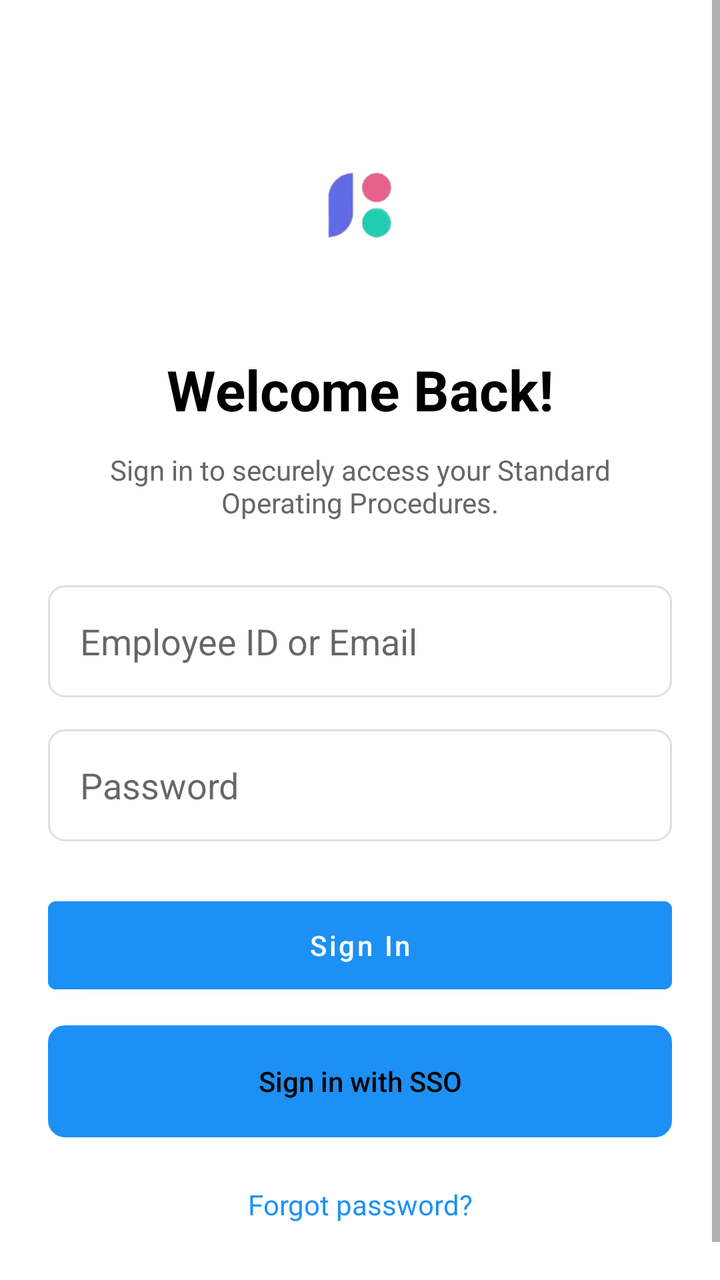
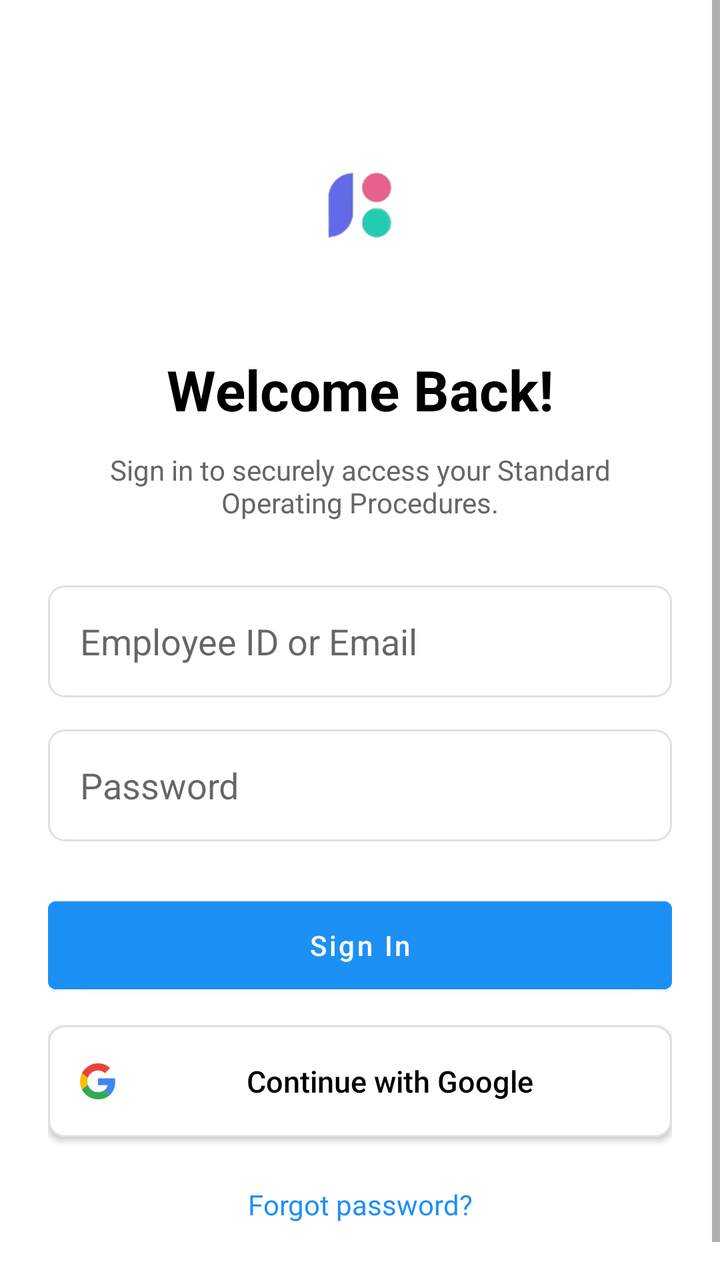

Compare the two renders of this Android layout. The source of the first and the diff that turns it into the second are given below.
<!-- AndroidManifest.xml: application theme Theme.KnowledgeBaseSOPViewer -->
<!-- res/layout/activity_login.xml -->
<?xml version="1.0" encoding="utf-8"?>
<ScrollView xmlns:android="http://schemas.android.com/apk/res/android"
    xmlns:app="http://schemas.android.com/apk/res-auto"
    android:layout_width="match_parent"
    android:layout_height="match_parent"
    android:background="@color/white"
    android:fillViewport="true">

    <androidx.constraintlayout.widget.ConstraintLayout
        android:layout_width="match_parent"
        android:layout_height="wrap_content"
        android:padding="24dp">

        <ImageView
            android:id="@+id/logoSmall"
            android:layout_width="80dp"
            android:layout_height="80dp"
            android:layout_marginTop="48dp"
            android:src="@drawable/app_logo"
            app:layout_constraintEnd_toEndOf="parent"
            app:layout_constraintStart_toStartOf="parent"
            app:layout_constraintTop_toTopOf="parent" />

        <TextView
            android:id="@+id/welcomeBackTitle"
            android:layout_width="wrap_content"
            android:layout_height="wrap_content"
            android:layout_marginTop="24dp"
            android:text="Welcome Back!"
            android:textColor="@android:color/black"
            android:textSize="28sp"
            android:textStyle="bold"
            app:layout_constraintEnd_toEndOf="parent"
            app:layout_constraintStart_toStartOf="parent"
            app:layout_constraintTop_toBottomOf="@id/logoSmall" />

        <TextView
            android:id="@+id/loginSubtitle"
            android:layout_width="0dp"
            android:layout_height="wrap_content"
            android:layout_marginTop="12dp"
            android:gravity="center"
            android:text="Sign in to securely access your Standard Operating Procedures."
            android:textColor="@color/gray_text"
            android:textSize="14sp"
            app:layout_constraintEnd_toEndOf="parent"
            app:layout_constraintStart_toStartOf="parent"
            app:layout_constraintTop_toBottomOf="@id/welcomeBackTitle" />

        <EditText
            android:id="@+id/emailInput"
            android:layout_width="match_parent"
            android:layout_height="56dp"
            android:layout_marginTop="32dp"
            android:background="@drawable/edit_text_bg"
            android:hint="Employee ID or Email"
            android:inputType="textEmailAddress"
            android:paddingHorizontal="16dp"
            app:layout_constraintTop_toBottomOf="@id/loginSubtitle" />

        <EditText
            android:id="@+id/passwordInput"
            android:layout_width="match_parent"
            android:layout_height="56dp"
            android:layout_marginTop="16dp"
            android:background="@drawable/edit_text_bg"
            android:hint="Password"
            android:inputType="textPassword"
            android:paddingHorizontal="16dp"
            app:layout_constraintTop_toBottomOf="@id/emailInput" />

        <Button
            android:id="@+id/signInButton"
            android:layout_width="match_parent"
            android:layout_height="56dp"
            android:layout_marginTop="24dp"
            android:backgroundTint="@color/brand_blue"
            android:text="Sign In"
            android:textAllCaps="false"
            android:textColor="@color/white"
            app:layout_constraintTop_toBottomOf="@id/passwordInput" />

        <Button
            android:id="@+id/ssoButton"
            style="@style/Widget.AppCompat.Button.Borderless"
            android:layout_width="match_parent"
            android:layout_height="56dp"
            android:layout_marginTop="12dp"
            android:background="@drawable/edit_text_bg"
            android:text="Sign in with SSO"
            android:textAllCaps="false"
            android:textColor="@android:color/black"
            app:layout_constraintTop_toBottomOf="@id/signInButton" />

        <TextView
            android:id="@+id/forgotPassword"
            android:layout_width="wrap_content"
            android:layout_height="wrap_content"
            android:layout_marginTop="24dp"
            android:layout_marginBottom="24dp"
            android:text="Forgot password?"
            android:textColor="@color/brand_blue"
            android:textSize="14sp"
            app:layout_constraintBottom_toBottomOf="parent"
            app:layout_constraintEnd_toEndOf="parent"
            app:layout_constraintStart_toStartOf="parent"
            app:layout_constraintTop_toBottomOf="@id/ssoButton" />

    </androidx.constraintlayout.widget.ConstraintLayout>
</ScrollView>
<!-- resources referenced by this layout -->
<resources>
  <color name="brand_blue">#1D90F5</color>
  <color name="gray_text">#666666</color>
  <color name="white">#FFFFFF</color>
  <!-- drawable app_logo: png bitmap (drawable, 8364 bytes) -->
  <!-- drawable edit_text_bg (drawable) -->
  <?xml version="1.0" encoding="utf-8"?>
  <shape xmlns:android="http://schemas.android.com/apk/res/android">
      <solid android:color="@color/white" />
      <stroke android:width="1dp" android:color="@color/input_border" />
      <corners android:radius="8dp" />
  </shape>
  <style name="Theme.KnowledgeBaseSOPViewer" parent="Theme.MaterialComponents.Light.NoActionBar">
          <item name="colorPrimary">@color/brand_blue</item>
          <item name="colorPrimaryDark">@color/brand_blue</item>
          <item name="colorAccent">@color/brand_teal</item>
          <item name="android:windowBackground">@color/bg_light</item>
      </style>
  <color name="input_border">#E0E0E0</color>
  <color name="brand_teal">#29D1B1</color>
  <color name="bg_light">#F5F5F7</color>
</resources>

<!-- the commit's change to res/layout/activity_login.xml (unified diff, before → after) -->
@@ -80,16 +80,21 @@
             android:textColor="@color/white"
             app:layout_constraintTop_toBottomOf="@id/passwordInput" />
 
-        <Button
+        <androidx.appcompat.widget.AppCompatButton
             android:id="@+id/ssoButton"
-            style="@style/Widget.AppCompat.Button.Borderless"
             android:layout_width="match_parent"
             android:layout_height="56dp"
             android:layout_marginTop="12dp"
             android:background="@drawable/edit_text_bg"
-            android:text="Sign in with SSO"
+            android:drawableStart="@drawable/ic_google"
+            android:drawablePadding="12dp"
+            android:gravity="center"
+            android:paddingHorizontal="16dp"
+            android:text="Continue with Google"
             android:textAllCaps="false"
             android:textColor="@android:color/black"
+            android:textSize="15sp"
+            android:textStyle="normal"
             app:layout_constraintTop_toBottomOf="@id/signInButton" />
 
         <TextView
<!-- resource entries referenced after the edit -->
@@ -11,6 +11,39 @@
       <stroke android:width="1dp" android:color="@color/input_border" />
       <corners android:radius="8dp" />
   </shape>
+  <!-- drawable ic_google (drawable) -->
+  <?xml version="1.0" encoding="utf-8"?>
+  <vector xmlns:android="http://schemas.android.com/apk/res/android"
+      android:width="18dp"
+      android:height="18dp"
+      android:viewportWidth="48"
+      android:viewportHeight="48">
+  
+      
+      <path
+          android:fillColor="#EA4335"
+          android:pathData="M24 9.5c3.54 0 6.71 1.22 9.21 3.6l6.85-6.85C35.9 2.38 30.47 0 24 0 14.62 0 6.51 5.38 2.56 13.22l7.98 6.19C12.43 13.72 17.74 9.5 24 9.5z" />
+  
+      
+      <path
+          android:fillColor="#4285F4"
+          android:pathData="M46.98 24.55c0-1.57-.15-3.09-.38-4.55H24v9.02h12.94c-.58 2.96-2.26 5.48-4.78 7.18l7.73 6c4.51-4.18 7.09-10.36 7.09-17.65z" />
+  
+      
+      <path
+          android:fillColor="#FBBC05"
+          android:pathData="M10.53 28.59c-.48-1.45-.76-2.99-.76-4.59s.27-3.14.76-4.59l-7.98-6.19C.92 16.46 0 20.12 0 24c0 3.88.92 7.54 2.56 10.78l7.97-6.19z" />
+  
+      
+      <path
+          android:fillColor="#34A853"
+          android:pathData="M24 48c6.48 0 11.93-2.13 15.89-5.81l-7.73-6c-2.15 1.45-4.92 2.3-8.16 2.3-6.26 0-11.57-4.22-13.47-9.91l-7.98 6.19C6.51 42.62 14.62 48 24 48z" />
+  
+      
+      <path
+          android:fillColor="#00000000"
+          android:pathData="M0 0h48v48H0z" />
+  </vector>
   <style name="Theme.KnowledgeBaseSOPViewer" parent="Theme.MaterialComponents.Light.NoActionBar">
           <item name="colorPrimary">@color/brand_blue</item>
           <item name="colorPrimaryDark">@color/brand_blue</item>
